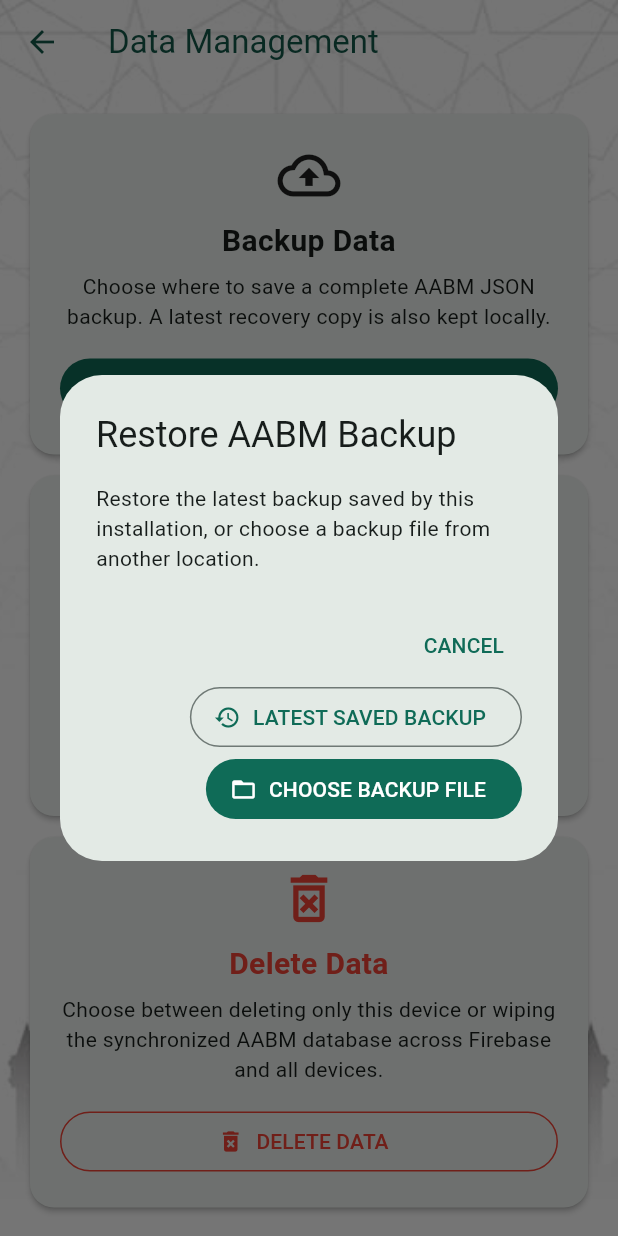
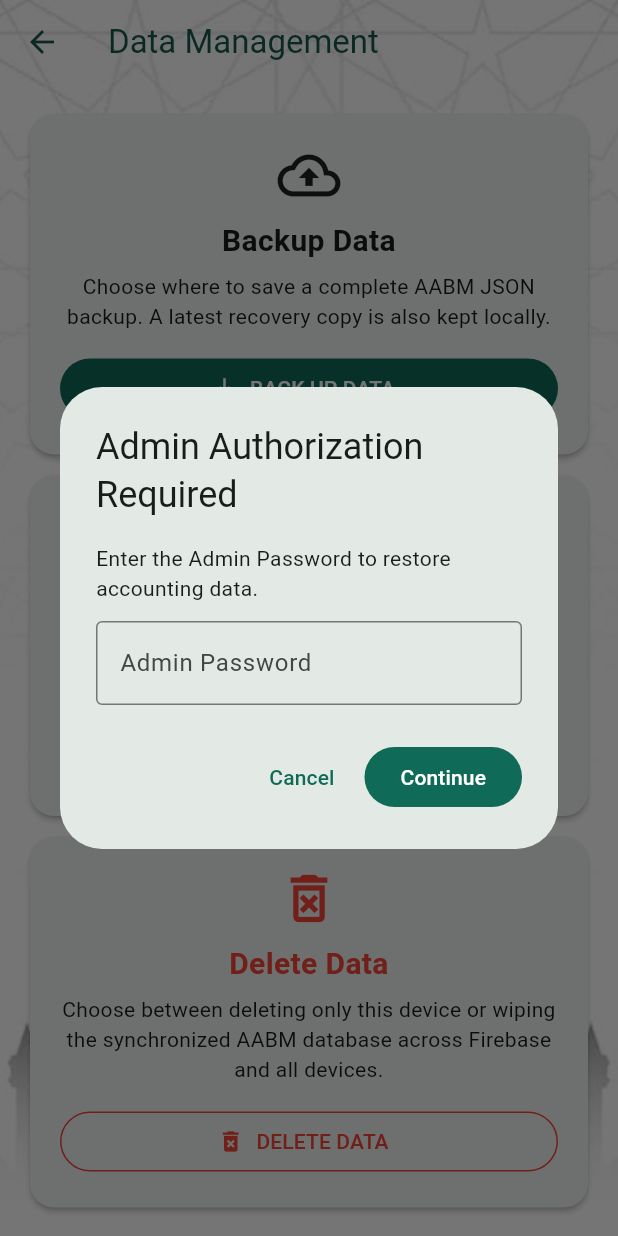
Before and after one commit to tasleemarifclb3-blip/AABM, a Flutter app: the DataManagementPage screen opened directly, after a tap on "RESTORE BACKUP", on a phone screen of 412 x 824 dp. Run offline on Flutter 3.47's test engine with Material 3 defaults, Android fonts, the light colour scheme and no system bars; our stand-ins replace cloud_firestore, cross_file, drift, drift_flutter, file_picker, firebase_auth and 5 more; accounts and stored records are empty; generated files the repository leaves out were written again; network calls fail; key blocks and very long unbroken strings in the code were emptied for the run.

Commit message:
data_management_page.dart
data restore changed

```diff
--- a/lib/screens/data_management_page.dart
+++ b/lib/screens/data_management_page.dart
@@ -17,28 +17,30 @@ class DataManagementPage extends StatefulWidget {
 class _DataManagementPageState extends State<DataManagementPage> {
   bool _busy = false;
 
-  Future<_SuperuserCredentials?> _authorizeSuperuser() async {
-    return showDialog<_SuperuserCredentials>(
-      context: context,
-      barrierDismissible: false,
-      builder: (_) => const _SuperuserCredentialsDialog(),
+  Future<bool> _authorizeAdmin({
+    String title = 'Admin Authorization Required',
+    String message =
+        'Enter the separate Admin Password to continue.',
+  }) async {
+    return requireAdminPassword(
+      context,
+      title: title,
+      message: message,
     );
-  }
-
-  bool _validCredentials(_SuperuserCredentials? credentials) {
-    if (credentials == null) return false;
-    return kUserPasswords.containsKey(credentials.id.trim()) &&
-        verifySuperuserPassword(credentials.password.trim());
   }
 
   Future<void> _backup() async {
     if (_busy) return;
+
+    final authorized = await _authorizeAdmin(
+      title: 'Admin Authorization Required',
+      message: 'Enter the Admin Password to create a backup.',
+    );
+    if (!mounted || !authorized) return;
+
     setState(() => _busy = true);
-
     try {
-      final latest =
-          await BackupService.latestBackupInfo(widget.database);
-
+      final latest = await BackupService.latestBackupInfo(widget.database);
       final choice = await showDialog<bool>(
         context: context,
         builder: (context) => AlertDialog(
@@ -49,10 +51,7 @@ class _DataManagementPageState extends State<DataManagementPage> {
             '${latest == null ? '' : '\n\nCurrent latest backup: ${latest.split('|').first}'}',
           ),
           actions: [
-            TextButton(
-              onPressed: () => Navigator.pop(context, false),
-              child: const Text('CANCEL'),
-            ),
+            TextButton(onPressed: () => Navigator.pop(context, false), child: const Text('CANCEL')),
             FilledButton.icon(
               onPressed: () => Navigator.pop(context, true),
               icon: const Icon(Icons.folder_open),
@@ -61,31 +60,25 @@ class _DataManagementPageState extends State<DataManagementPage> {
           ],
         ),
       );
-
       if (choice != true) return;
 
       final savedPath = await BackupService.backup(
         widget.database,
         chooseLocation: true,
       );
-
       if (!mounted) return;
-
       if (savedPath == null) {
         ScaffoldMessenger.of(context).showSnackBar(
           const SnackBar(content: Text('Backup cancelled.')),
         );
         return;
       }
-
       ScaffoldMessenger.of(context).showSnackBar(
         SnackBar(content: Text('Backup saved: $savedPath')),
       );
     } catch (e) {
       if (!mounted) return;
-      ScaffoldMessenger.of(context).showSnackBar(
-        SnackBar(content: Text('Backup failed: $e')),
-      );
+      ScaffoldMessenger.of(context).showSnackBar(SnackBar(content: Text('Backup failed: $e')));
     } finally {
       if (mounted) setState(() => _busy = false);
     }
@@ -94,13 +87,24 @@ class _DataManagementPageState extends State<DataManagementPage> {
   Future<void> _restore() async {
     if (_busy) return;
 
+    final authorized = await _authorizeAdmin(
+      title: 'Admin Authorization Required',
+      message:
+          'Enter the Admin Password to restore accounting data.',
+    );
+    if (!mounted || !authorized) return;
+
     final choice = await showDialog<_RestoreChoice>(
       context: context,
+      barrierDismissible: false,
       builder: (context) => AlertDialog(
         title: const Text('Restore AABM Backup'),
         content: const Text(
-          'Restore the latest backup saved by this installation, '
-          'or choose a backup file from another location.',
+          'Choose the backup to restore.\n\n'
+          'LATEST SAVED BACKUP uses the backup stored inside this '
+          'installation and does not download anything.\n\n'
+          'CHOOSE BACKUP FILE lets you select an AABM .json backup '
+          'from your device or computer.',
         ),
         actions: [
           TextButton(
@@ -134,7 +138,6 @@ class _DataManagementPageState extends State<DataManagementPage> {
 
       if (bytes == null) {
         if (!mounted) return;
-
         ScaffoldMessenger.of(context).showSnackBar(
           SnackBar(
             content: Text(
@@ -152,24 +155,13 @@ class _DataManagementPageState extends State<DataManagementPage> {
 
       if (!mounted) return;
 
-      final credentials = await _authorizeSuperuser();
-
-      if (!_validCredentials(credentials)) {
-        if (mounted) {
-          ScaffoldMessenger.of(context).showSnackBar(
-            const SnackBar(
-              content: Text('Invalid Superuser ID or password.'),
-            ),
-          );
-        }
-        return;
-      }
-
       final summary = <String>[
         'Backup date: ${backup['createdAt'] ?? 'Unknown'}',
         'Households: ${counts['households'] ?? 0}',
-        'Financial transactions: ${counts['financial_transactions'] ?? 0}',
-        'Zakaat disbursements: ${counts['zakaat_disbursements'] ?? 0}',
+        'Financial transactions: '
+            '${counts['financial_transactions'] ?? 0}',
+        'Zakaat disbursements: '
+            '${counts['zakaat_disbursements'] ?? 0}',
         'Fund adjustments: ${counts['fund_adjustments'] ?? 0}',
         'Qarza waivers: ${counts['qarza_waivers'] ?? 0}',
       ];
@@ -182,8 +174,11 @@ class _DataManagementPageState extends State<DataManagementPage> {
           content: SingleChildScrollView(
             child: Text(
               '${summary.join('\n')}\n\n'
-              'Current local accounting data will be replaced. '
-              'A safety backup will be created first.',
+              'The current local accounting/workflow data will be '
+              'replaced.\n\n'
+              'The restore is performed in a database transaction, so '
+              'a failed restore will not leave a partially restored '
+              'database.',
             ),
           ),
           actions: [
@@ -201,34 +196,26 @@ class _DataManagementPageState extends State<DataManagementPage> {
 
       if (confirmed != true || !mounted) return;
 
-      final safetyBackup = await BackupService.backup(
-        widget.database,
-        chooseLocation: false,
-        updateLatest: false,
-      );
-
-      if (safetyBackup == null) {
-        throw Exception(
-          'Safety backup could not be created. Restore cancelled.',
-        );
-      }
-
+      // No automatic "safety backup" is written to disk here.
+      // On Web that operation previously opened Chrome's download
+      // dialog even though the user was restoring data. The actual
+      // restore is transactional, so a failed restore rolls back.
       await BackupService.restore(widget.database, backup);
 
       if (!mounted) return;
 
       ScaffoldMessenger.of(context).showSnackBar(
-        SnackBar(
+        const SnackBar(
           content: Text(
-            'Backup restored successfully. '
-            'Safety backup: $safetyBackup',
+            'Backup restored successfully. The restored data has '
+            'been reset in local sync tracking and will be uploaded '
+            'to Firebase by the normal sync process.',
           ),
-          duration: const Duration(seconds: 8),
+          duration: Duration(seconds: 8),
         ),
       );
     } catch (e) {
       if (!mounted) return;
-
       ScaffoldMessenger.of(context).showSnackBar(
         SnackBar(content: Text('Restore failed: $e')),
       );
@@ -240,17 +227,12 @@ class _DataManagementPageState extends State<DataManagementPage> {
   Future<void> _deleteAllData() async {
     if (_busy) return;
 
-    // DATA DELETION IS ADMIN-ONLY.
-    // This deliberately uses the separate Admin Password,
-    // not the Superuser password.
-    final authorized = await requireAdminPassword(
-      context,
+    final authorized = await _authorizeAdmin(
       title: 'Admin Authorization Required',
       message:
-          'Enter the separate Admin Password to delete local data '
-          'or reset the entire synchronized database.',
+          'Enter the Admin Password to delete local data or reset '
+          'the entire synchronized database.',
     );
-
     if (!mounted || !authorized) return;
 
     final scope = await showDialog<_DeleteScope>(
@@ -261,71 +243,42 @@ class _DataManagementPageState extends State<DataManagementPage> {
         content: const Text(
           'Choose exactly what you want to delete.\n\n'
           'LOCAL DATA deletes accounting data only from this device/browser.\n\n'
-          'ENTIRE DATABASE deletes the synchronized accounting dataset '
-          'from Firebase and causes all connected AABM devices to clear '
-          'their local accounting data on their next sync.',
+          'ENTIRE DATABASE deletes the synchronized accounting dataset from Firebase and causes all connected AABM devices to clear their local accounting data on their next sync.',
         ),
         actions: [
-          TextButton(
-            onPressed: () => Navigator.pop(context),
-            child: const Text('CANCEL'),
-          ),
+          TextButton(onPressed: () => Navigator.pop(context), child: const Text('CANCEL')),
           OutlinedButton.icon(
-            onPressed: () =>
-                Navigator.pop(context, _DeleteScope.local),
+            onPressed: () => Navigator.pop(context, _DeleteScope.local),
             icon: const Icon(Icons.computer),
             label: const Text('LOCAL DATA ONLY'),
           ),
           FilledButton.icon(
-            style: FilledButton.styleFrom(
-              backgroundColor: Colors.red,
-              foregroundColor: Colors.white,
-            ),
-            onPressed: () =>
-                Navigator.pop(context, _DeleteScope.entire),
+            style: FilledButton.styleFrom(backgroundColor: Colors.red, foregroundColor: Colors.white),
+            onPressed: () => Navigator.pop(context, _DeleteScope.entire),
             icon: const Icon(Icons.cloud_off),
             label: const Text('ENTIRE DATABASE'),
           ),
         ],
       ),
     );
-
     if (scope == null) return;
 
     final first = await showDialog<bool>(
       context: context,
       barrierDismissible: false,
       builder: (context) => AlertDialog(
-        title: Text(
-          scope == _DeleteScope.local
-              ? 'Delete Local Data?'
-              : 'DELETE ENTIRE DATABASE?',
-        ),
+        title: Text(scope == _DeleteScope.local ? 'Delete Local Data?' : 'DELETE ENTIRE DATABASE?'),
         content: Text(
           scope == _DeleteScope.local
-              ? 'This will permanently delete all accounting and workflow '
-                  'data on this device. Firebase data and other devices '
-                  'will not be deleted. You can use Refresh afterwards '
-                  'to download the Firebase dataset again.'
-              : 'This is a GLOBAL WIPE. All synchronized accounting events '
-                  'will be deleted from Firebase, and every AABM device '
-                  'will clear its local accounting data when it next '
-                  'connects. This cannot be undone except by restoring '
-                  'a backup.',
+              ? 'This will permanently delete all accounting and workflow data on this device. Firebase data and other devices will not be deleted. You can use Refresh afterwards to download the Firebase dataset again.'
+              : 'This is a GLOBAL WIPE. All synchronized accounting events will be deleted from Firebase, and every AABM device will clear its local accounting data when it next connects. This cannot be undone except by restoring a backup.',
         ),
         actions: [
-          TextButton(
-            onPressed: () => Navigator.pop(context, false),
-            child: const Text('CANCEL'),
-          ),
-          FilledButton(
-            onPressed: () => Navigator.pop(context, true),
-            child: const Text('CONTINUE'),
-          ),
+          TextButton(onPressed: () => Navigator.pop(context, false), child: const Text('CANCEL')),
+          FilledButton(onPressed: () => Navigator.pop(context, true), child: const Text('CONTINUE')),
         ],
       ),
     );
-
     if (first != true || !mounted) return;
 
     final second = await showDialog<bool>(
@@ -333,70 +286,35 @@ class _DataManagementPageState extends State<DataManagementPage> {
       barrierDismissible: false,
       builder: (context) => AlertDialog(
         title: const Text('FINAL CONFIRMATION'),
-        content: Text(
-          scope == _DeleteScope.local
-              ? 'Permanently DELETE ALL LOCAL ACCOUNTING DATA?'
-              : 'Permanently DELETE THE ENTIRE SYNCHRONIZED AABM '
-                  'DATABASE FROM FIREBASE AND ALL DEVICES?',
-        ),
+        content: Text(scope == _DeleteScope.local
+            ? 'Permanently DELETE ALL LOCAL ACCOUNTING DATA?'
+            : 'Permanently DELETE THE ENTIRE SYNCHRONIZED AABM DATABASE FROM FIREBASE AND ALL DEVICES?'),
         actions: [
-          TextButton(
-            onPressed: () => Navigator.pop(context, false),
-            child: const Text('CANCEL'),
-          ),
+          TextButton(onPressed: () => Navigator.pop(context, false), child: const Text('CANCEL')),
           FilledButton(
-            style: FilledButton.styleFrom(
-              backgroundColor: Colors.red,
-              foregroundColor: Colors.white,
-            ),
+            style: FilledButton.styleFrom(backgroundColor: Colors.red, foregroundColor: Colors.white),
             onPressed: () => Navigator.pop(context, true),
-            child: Text(
-              scope == _DeleteScope.local
-                  ? 'DELETE LOCAL DATA'
-                  : 'DELETE ENTIRE DATABASE',
-            ),
+            child: Text(scope == _DeleteScope.local ? 'DELETE LOCAL DATA' : 'DELETE ENTIRE DATABASE'),
           ),
         ],
       ),
     );
-
     if (second != true || !mounted) return;
 
     setState(() => _busy = true);
-
     try {
       if (scope == _DeleteScope.local) {
         await DataManagementService.deleteAllData(widget.database);
-
         if (!mounted) return;
-
-        ScaffoldMessenger.of(context).showSnackBar(
-          const SnackBar(
-            content: Text(
-              'All local accounting data has been deleted. '
-              'Press Refresh on the dashboard to download the Firebase '
-              'dataset again.',
-            ),
-          ),
-        );
+        ScaffoldMessenger.of(context).showSnackBar(const SnackBar(content: Text('All local accounting data has been deleted. Press Refresh on the dashboard to download the Firebase dataset again.')));
       } else {
-        final result =
-            await SyncFirestoreService.deleteEntireDatabase(
-          widget.database,
-        );
-
+        final result = await SyncFirestoreService.deleteEntireDatabase(widget.database);
         if (!mounted) return;
-
-        ScaffoldMessenger.of(context).showSnackBar(
-          SnackBar(content: Text(result)),
-        );
+        ScaffoldMessenger.of(context).showSnackBar(SnackBar(content: Text(result)));
       }
     } catch (e) {
       if (!mounted) return;
-
-      ScaffoldMessenger.of(context).showSnackBar(
-        SnackBar(content: Text('Delete failed: $e')),
-      );
+      ScaffoldMessenger.of(context).showSnackBar(SnackBar(content: Text('Delete failed: $e')));
     } finally {
       if (mounted) setState(() => _busy = false);
     }
@@ -415,52 +333,28 @@ class _DataManagementPageState extends State<DataManagementPage> {
               _ActionCard(
                 icon: Icons.backup_outlined,
                 title: 'Backup Data',
-                description:
-                    'Choose where to save a complete AABM JSON backup. '
-                    'A latest recovery copy is also kept locally.',
-                child: FilledButton.icon(
-                  onPressed: _busy ? null : _backup,
-                  icon: const Icon(Icons.save_alt),
-                  label: const Text('BACK UP DATA'),
-                ),
+                description: 'Choose where to save a complete AABM JSON backup. A latest recovery copy is also kept locally.',
+                child: FilledButton.icon(onPressed: _busy ? null : _backup, icon: const Icon(Icons.save_alt), label: const Text('BACK UP DATA')),
               ),
               _ActionCard(
                 icon: Icons.restore_outlined,
                 title: 'Restore Backup',
-                description:
-                    'Restore the latest saved backup or select a backup '
-                    'file from another location.',
-                child: OutlinedButton.icon(
-                  onPressed: _busy ? null : _restore,
-                  icon: const Icon(Icons.restore),
-                  label: const Text('RESTORE BACKUP'),
-                ),
+                description: 'Restore the latest saved backup or select a backup file from another location.',
+                child: OutlinedButton.icon(onPressed: _busy ? null : _restore, icon: const Icon(Icons.restore), label: const Text('RESTORE BACKUP')),
               ),
               _ActionCard(
                 icon: Icons.delete_forever_outlined,
                 title: 'Delete Data',
-                description:
-                    'Choose between deleting only this device or wiping '
-                    'the synchronized AABM database across Firebase and '
-                    'all devices.',
+                description: 'Choose between deleting only this device or wiping the synchronized AABM database across Firebase and all devices.',
                 danger: true,
                 child: OutlinedButton.icon(
                   onPressed: _busy ? null : _deleteAllData,
                   icon: const Icon(Icons.delete_forever),
                   label: const Text('DELETE DATA'),
-                  style: OutlinedButton.styleFrom(
-                    foregroundColor: Colors.red,
-                    side: const BorderSide(color: Colors.red),
-                  ),
+                  style: OutlinedButton.styleFrom(foregroundColor: Colors.red, side: const BorderSide(color: Colors.red)),
                 ),
               ),
-              if (_busy)
-                const Padding(
-                  padding: EdgeInsets.all(18),
-                  child: Center(
-                    child: CircularProgressIndicator(),
-                  ),
-                ),
+              if (_busy) const Padding(padding: EdgeInsets.all(18), child: Center(child: CircularProgressIndicator())),
             ],
           ),
         ),
@@ -470,7 +364,6 @@ class _DataManagementPageState extends State<DataManagementPage> {
 }
 
 enum _RestoreChoice { latest, file }
-
 enum _DeleteScope { local, entire }
 
 class _ActionCard extends StatelessWidget {
@@ -479,161 +372,23 @@ class _ActionCard extends StatelessWidget {
   final String description;
   final Widget child;
   final bool danger;
-
-  const _ActionCard({
-    required this.icon,
-    required this.title,
-    required this.description,
-    required this.child,
-    this.danger = false,
-  });
-
+  const _ActionCard({required this.icon, required this.title, required this.description, required this.child, this.danger = false});
   @override
   Widget build(BuildContext context) {
     return Card(
       margin: const EdgeInsets.only(bottom: 14),
       child: Padding(
         padding: const EdgeInsets.all(20),
-        child: Column(
-          crossAxisAlignment: CrossAxisAlignment.stretch,
-          children: [
-            Icon(
-              icon,
-              size: 42,
-              color: danger ? Colors.red : null,
-            ),
-            const SizedBox(height: 8),
-            Text(
-              title,
-              textAlign: TextAlign.center,
-              style: TextStyle(
-                fontSize: 20,
-                fontWeight: FontWeight.bold,
-                color: danger ? Colors.red : null,
-              ),
-            ),
-            const SizedBox(height: 6),
-            Text(
-              description,
-              textAlign: TextAlign.center,
-            ),
-            const SizedBox(height: 14),
-            child,
-          ],
-        ),
+        child: Column(crossAxisAlignment: CrossAxisAlignment.stretch, children: [
+          Icon(icon, size: 42, color: danger ? Colors.red : null),
+          const SizedBox(height: 8),
+          Text(title, textAlign: TextAlign.center, style: TextStyle(fontSize: 20, fontWeight: FontWeight.bold, color: danger ? Colors.red : null)),
+          const SizedBox(height: 6),
+          Text(description, textAlign: TextAlign.center),
+          const SizedBox(height: 14),
+          child,
+        ]),
       ),
     );
   }
 }
-
-class _SuperuserCredentials {
-  final String id;
-  final String password;
-
-  const _SuperuserCredentials(this.id, this.password);
-}
-
-class _SuperuserCredentialsDialog extends StatefulWidget {
-  const _SuperuserCredentialsDialog();
-
-  @override
-  State<_SuperuserCredentialsDialog> createState() =>
-      _SuperuserCredentialsDialogState();
-}
-
-class _SuperuserCredentialsDialogState
-    extends State<_SuperuserCredentialsDialog> {
-  final _id = TextEditingController();
-  final _password = TextEditingController();
-
-  String? _error;
-
-  @override
-  void dispose() {
-    _id.dispose();
-    _password.dispose();
-    super.dispose();
-  }
-
-  void _submit() {
-    final id = _id.text.trim();
-    final password = _password.text.trim();
-
-    if (!kUserPasswords.containsKey(id)) {
-      setState(() => _error = 'Enter a valid AABM user ID.');
-      return;
-    }
-
-    if (!verifySuperuserPassword(password)) {
-      setState(() => _error = 'Incorrect Superuser Password.');
-      return;
-    }
-
-    FocusManager.instance.primaryFocus?.unfocus();
-
-    WidgetsBinding.instance.addPostFrameCallback((_) {
-      if (mounted) {
-        Navigator.of(context, rootNavigator: true).pop(
-          _SuperuserCredentials(id, password),
-        );
-      }
-    });
-  }
-
-  @override
-  Widget build(BuildContext context) {
-    final users = kUserPasswords.keys.toList()..sort();
-
-    return AlertDialog(
-      title: const Text('Superuser Authorization'),
-      content: Column(
-        mainAxisSize: MainAxisSize.min,
-        children: [
-          DropdownButtonFormField<String>(
-            initialValue:
-                users.contains(_id.text) ? _id.text : null,
-            decoration: const InputDecoration(
-              labelText: 'Superuser ID',
-              border: OutlineInputBorder(),
-            ),
-            items: users
-                .map(
-                  (u) => DropdownMenuItem(
-                    value: u,
-                    child: Text(u),
-                  ),
-                )
-                .toList(),
-            onChanged: (v) {
-              if (v != null) {
-                setState(() => _id.text = v);
-              }
-            },
-          ),
-          const SizedBox(height: 12),
-          TextField(
-            controller: _password,
-            obscureText: true,
-            keyboardType: TextInputType.number,
-            onSubmitted: (_) => _submit(),
-            decoration: InputDecoration(
-              labelText: 'Superuser Password',
-              errorText: _error,
-              border: const OutlineInputBorder(),
-            ),
-          ),
-        ],
-      ),
-      actions: [
-        TextButton(
-          onPressed: () => Navigator.pop(context),
-          child: const Text('CANCEL'),
-        ),
-        FilledButton(
-          onPressed: _submit,
-          child: const Text('AUTHORIZE'),
-        ),
-      ],
-    );
-  }
-}
```
